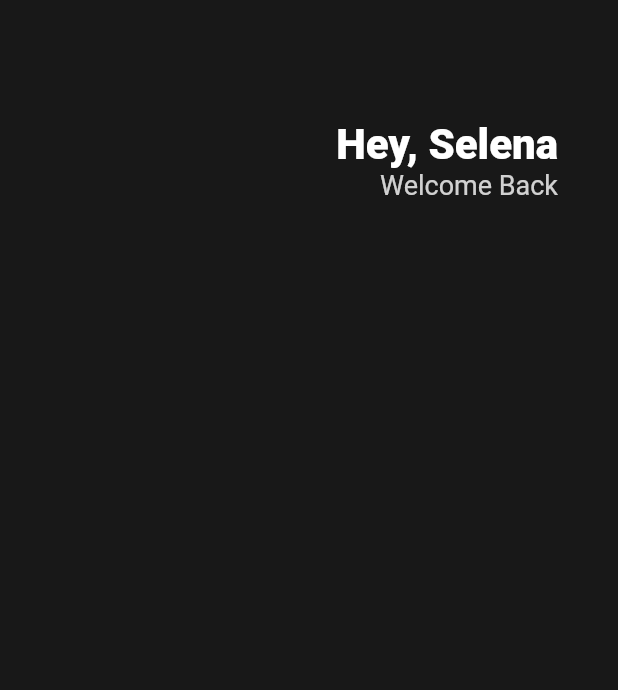
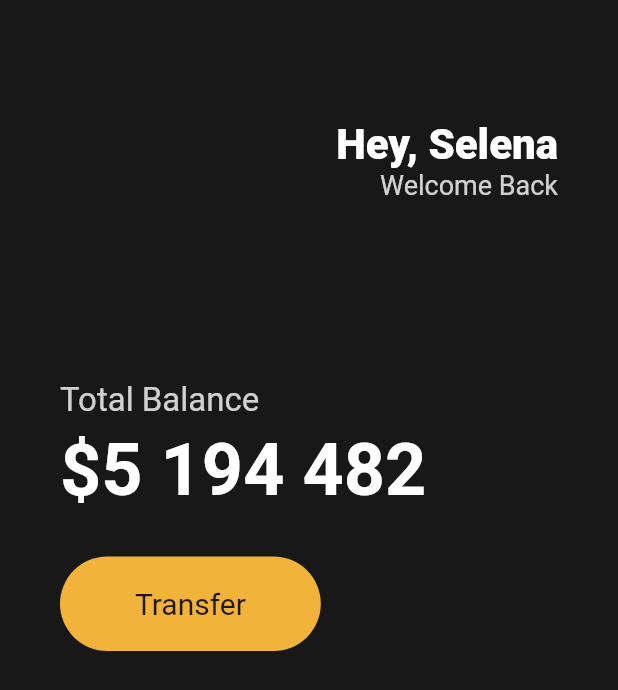
Before and after one commit to July249/flutter-tutorial, a Flutter app: the screen it shows after launch, on a phone screen of 412 x 824 dp. Shown: the top 690 px of the screen. Run offline on Flutter 3.47's test engine with Material 2 defaults, Android fonts, the phone set to English and light mode, and no system bars.

Commit message:
Buttons Section

```diff
--- a/ui_challenge/lib/main.dart
+++ b/ui_challenge/lib/main.dart
@@ -13,6 +13,7 @@ class App extends StatelessWidget {
           body: Padding(
             padding: EdgeInsets.symmetric(horizontal: 40),
             child: Column(
+              crossAxisAlignment: CrossAxisAlignment.start,
               children: [
                 SizedBox(
                   height: 80,
@@ -41,7 +42,54 @@ class App extends StatelessWidget {
                       ],
                     )
                   ],
-                )
+                ),
+                SizedBox(
+                  height: 120,
+                ),
+                Text(
+                  'Total Balance',
+                  style: TextStyle(
+                    color: Colors.white.withOpacity(0.8),
+                    fontSize: 22,
+                  ),
+                ),
+                SizedBox(
+                  height: 5,
+                ),
+                Text(
+                  '\$5 194 482',
+                  style: TextStyle(
+                    color: Colors.white,
+                    fontSize: 48,
+                    fontWeight: FontWeight.w600,
+                  ),
+                ),
+                SizedBox(
+                  height: 30,
+                ),
+                Row(
+                  mainAxisAlignment: MainAxisAlignment.spaceBetween,
+                  children: [
+                    Container(
+                      decoration: BoxDecoration(
+                        color: Color(0xFFF2B33A),
+                        borderRadius: BorderRadius.circular(45),
+                      ),
+                      child: Padding(
+                        padding: EdgeInsets.symmetric(
+                          vertical: 20,
+                          horizontal: 50,
+                        ),
+                        child: Text(
+                          'Transfer',
+                          style: TextStyle(
+                            fontSize: 20,
+                          ),
+                        ),
+                      ),
+                    ),
+                  ],
+                ),
               ],
             ),
           )),
```
